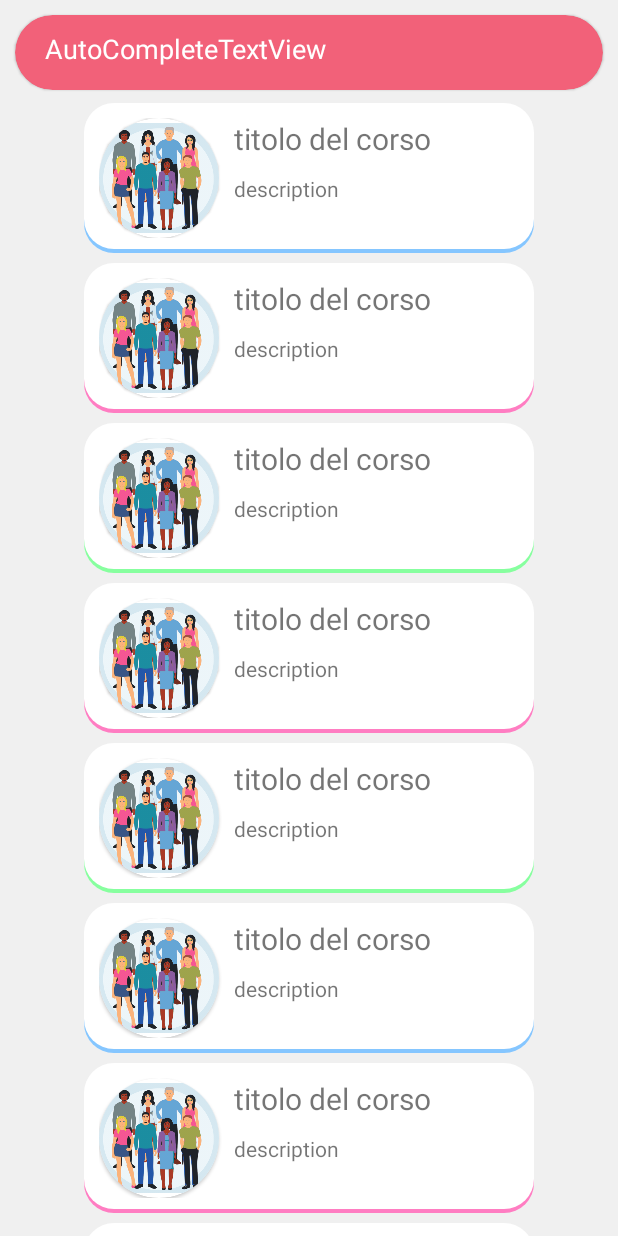
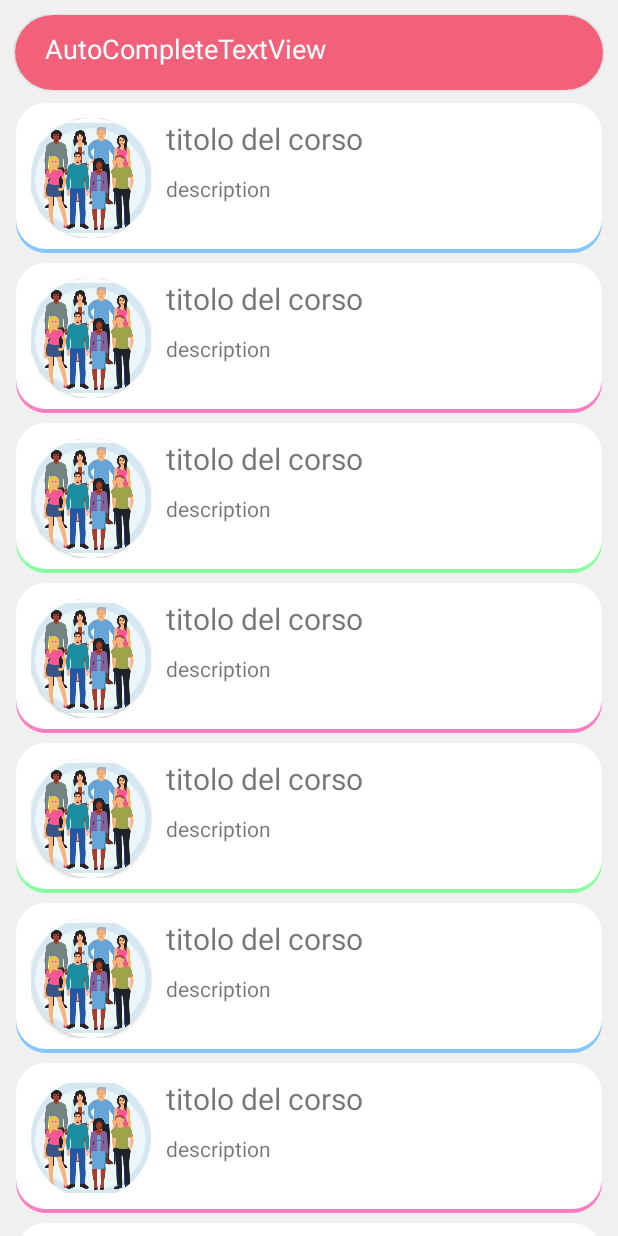
Before and after one commit to FaediMichele/fitnessApp, an Android app: the LearningBuySearchFragment screen opened directly, with no data from a screen before it, on a phone screen of 412 x 824 dp. Run offline under Robolectric (Android 15) with nearby library versions, the phone set to English and light mode, and no system bars.

Commit message:
fix view

```diff
--- a/crinaed/app/src/main/java/com/example/crinaed/layout/login/MainActivity.java
+++ b/crinaed/app/src/main/java/com/example/crinaed/layout/login/MainActivity.java
@@ -59,7 +59,7 @@ public class MainActivity extends AppCompatActivity {
 
 
         final Button login = findViewById(R.id.button_login);
-        if(true){ // delete shared preferences ONLY FOR DEBUG
+        if(false){ // delete shared preferences ONLY FOR DEBUG
             SharedPreferences settings = getSharedPreferences(getString(R.string.sessionId), Context.MODE_PRIVATE);
             settings.edit().clear().commit();
         }
--- a/crinaed/app/src/main/res/layout/item_learning.xml
+++ b/crinaed/app/src/main/res/layout/item_learning.xml
@@ -10,8 +10,9 @@
 
     <androidx.constraintlayout.widget.ConstraintLayout
         android:id="@+id/course_item"
-        android:layout_width="300dp"
+        android:layout_width="match_parent"
         android:layout_height="wrap_content"
+        android:layout_marginHorizontal="7dp"
         android:padding="10dp"
         android:background="@drawable/course_social"
         app:layout_constraintEnd_toEndOf="parent"
```
Also changed, not shown: 1 other file.
